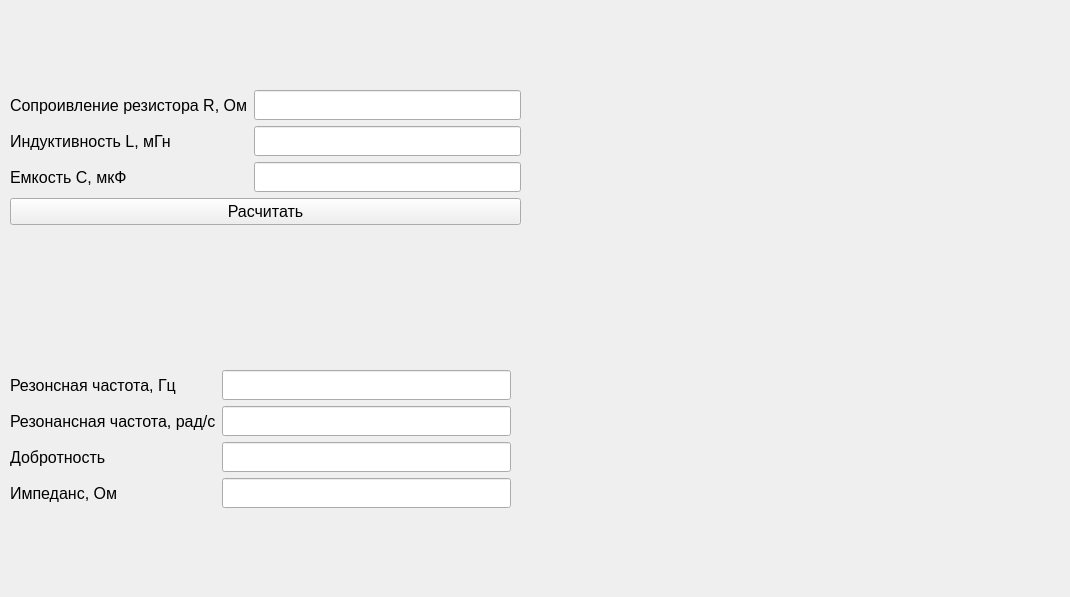
The window that ui/rlc/rlc_seq.ui (Andreas164rus/calculation_of_electrical_circuits) describes before a commit, drawn with Qt 5.
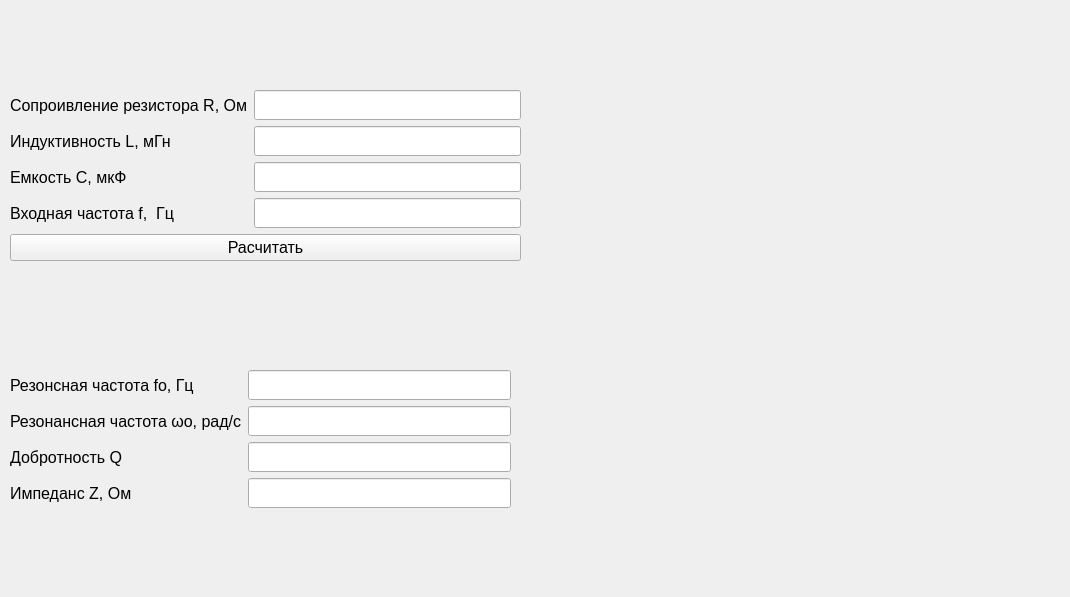
The same window after the commit. Icons and pictures are not drawn.

Diff of the .ui file:
```diff
--- a/ui/rlc/rlc_seq.ui
+++ b/ui/rlc/rlc_seq.ui
@@ -37,7 +37,7 @@
        </font>
       </property>
       <property name="text">
-       <string>Резонансная частота, рад/с</string>
+       <string>Резонансная частота ωo, рад/с</string>
       </property>
       <property name="margin">
        <number>0</number>
@@ -58,7 +58,7 @@
        </font>
       </property>
       <property name="text">
-       <string>Резонсная частота, Гц</string>
+       <string>Резонсная частота fo, Гц</string>
       </property>
       <property name="margin">
        <number>0</number>
@@ -79,7 +79,7 @@
        </font>
       </property>
       <property name="text">
-       <string>Добротность</string>
+       <string>Добротность Q</string>
       </property>
       <property name="margin">
        <number>0</number>
@@ -148,7 +148,7 @@
        </font>
       </property>
       <property name="text">
-       <string>Импеданс, Ом</string>
+       <string>Импеданс Z, Ом</string>
       </property>
       <property name="margin">
        <number>0</number>
@@ -179,7 +179,7 @@
      <x>10</x>
      <y>90</y>
      <width>511</width>
-     <height>151</height>
+     <height>198</height>
     </rect>
    </property>
    <layout class="QFormLayout" name="formLayout_2">
@@ -294,7 +294,7 @@
       </property>
      </widget>
     </item>
-    <item row="4" column="0" colspan="2">
+    <item row="5" column="0" colspan="2">
      <widget class="QPushButton" name="pushButton">
       <property name="font">
        <font>
@@ -306,6 +306,43 @@
       </property>
      </widget>
     </item>
+    <item row="3" column="0">
+     <widget class="QLabel" name="label_8">
+      <property name="maximumSize">
+       <size>
+        <width>16777215</width>
+        <height>30</height>
+       </size>
+      </property>
+      <property name="font">
+       <font>
+        <pointsize>12</pointsize>
+       </font>
+      </property>
+      <property name="text">
+       <string>Входная частота f,  Гц</string>
+      </property>
+      <property name="margin">
+       <number>0</number>
+      </property>
+     </widget>
+    </item>
+    <item row="3" column="1">
+     <widget class="QLineEdit" name="CC_2">
+      <property name="sizePolicy">
+       <sizepolicy hsizetype="Expanding" vsizetype="Maximum">
+        <horstretch>0</horstretch>
+        <verstretch>0</verstretch>
+       </sizepolicy>
+      </property>
+      <property name="minimumSize">
+       <size>
+        <width>0</width>
+        <height>30</height>
+       </size>
+      </property>
+     </widget>
+    </item>
    </layout>
   </widget>
   <widget class="QLabel" name="label_6">
```
